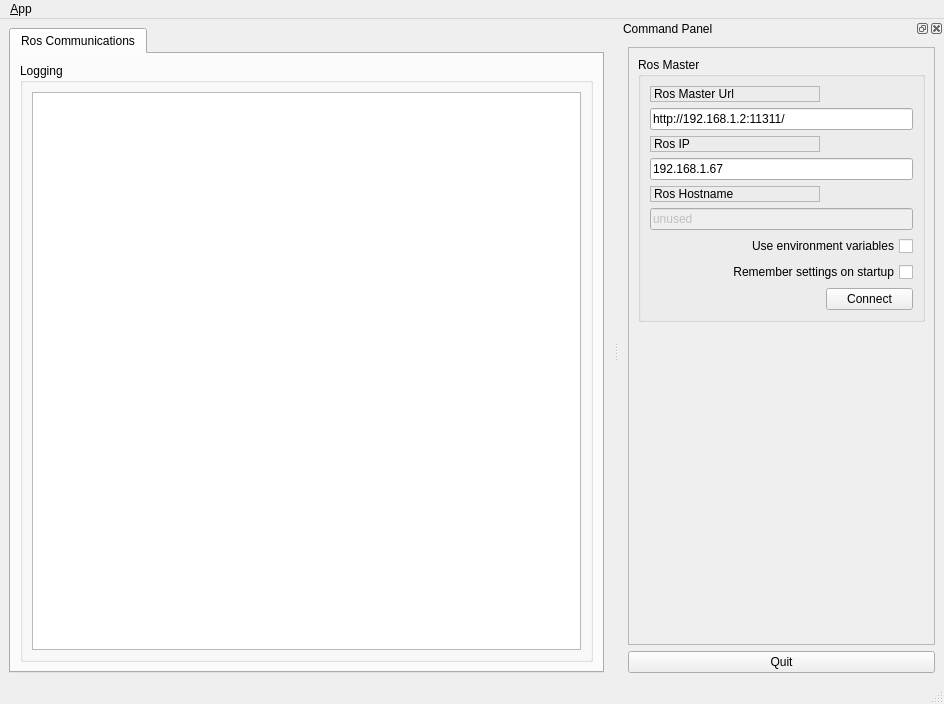
Lauro199471/Empty_ROS_GUI, file ui/main_window.ui: the form before one commit.
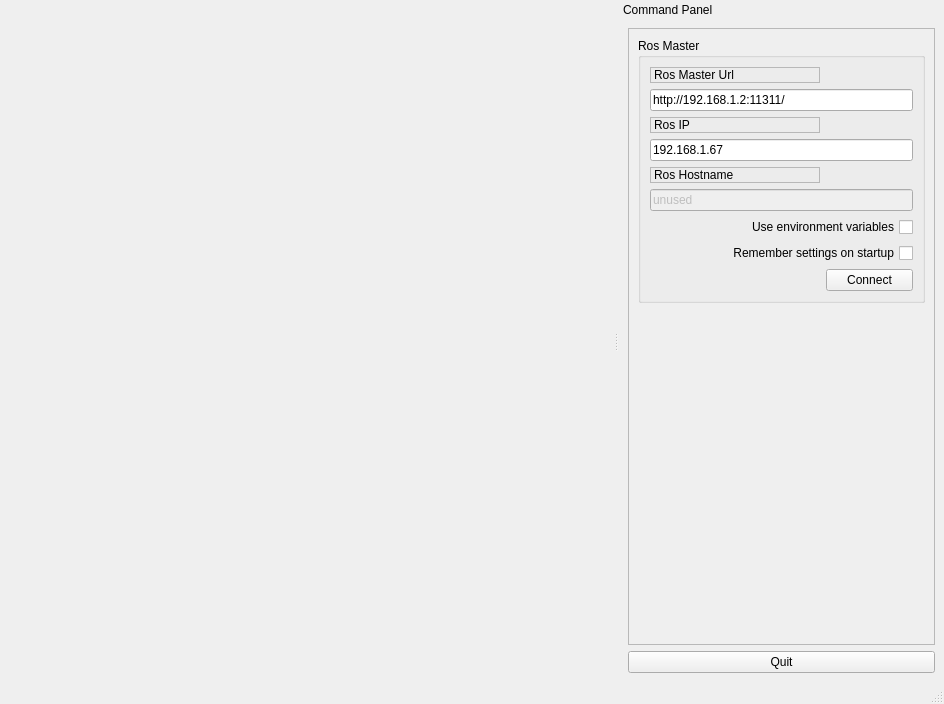
The form after the commit. Icons and pictures are not drawn.

Commit message: Finished Starter GUI

Diff of the .ui file:
```diff
--- a/ui/main_window.ui
+++ b/ui/main_window.ui
@@ -21,71 +21,7 @@
    <locale language="English" country="Australia"/>
   </property>
   <widget class="QWidget" name="centralwidget">
-   <layout class="QHBoxLayout">
-    <item>
-     <widget class="QTabWidget" name="tab_manager">
-      <property name="minimumSize">
-       <size>
-        <width>100</width>
-        <height>0</height>
-       </size>
-      </property>
-      <property name="locale">
-       <locale language="English" country="Australia"/>
-      </property>
-      <property name="currentIndex">
-       <number>0</number>
-      </property>
-      <widget class="QWidget" name="tab_status">
-       <attribute name="title">
-        <string>Ros Communications</string>
-       </attribute>
-       <layout class="QVBoxLayout" name="verticalLayout_2">
-        <item>
-         <widget class="QGroupBox" name="groupBox_12">
-          <property name="sizePolicy">
-           <sizepolicy hsizetype="MinimumExpanding" vsizetype="Preferred">
-            <horstretch>0</horstretch>
-            <verstretch>0</verstretch>
-           </sizepolicy>
-          </property>
-          <property name="title">
-           <string>Logging</string>
-          </property>
-          <layout class="QGridLayout" name="gridLayout_3">
-           <item row="0" column="0">
-            <widget class="QListView" name="view_logging"/>
-           </item>
-          </layout>
-         </widget>
-        </item>
-       </layout>
-      </widget>
-     </widget>
-    </item>
-   </layout>
-  </widget>
-  <widget class="QMenuBar" name="menubar">
-   <property name="geometry">
-    <rect>
-     <x>0</x>
-     <y>0</y>
-     <width>944</width>
-     <height>21</height>
-    </rect>
-   </property>
-   <widget class="QMenu" name="menu_File">
-    <property name="title">
-     <string>&amp;App</string>
-    </property>
-    <addaction name="action_Preferences"/>
-    <addaction name="separator"/>
-    <addaction name="actionAbout"/>
-    <addaction name="actionAbout_Qt"/>
-    <addaction name="separator"/>
-    <addaction name="action_Quit"/>
-   </widget>
-   <addaction name="menu_File"/>
+   <layout class="QHBoxLayout"/>
   </widget>
   <widget class="QStatusBar" name="statusbar"/>
   <widget class="QDockWidget" name="dock_status">
@@ -98,9 +34,12 @@
    <property name="minimumSize">
     <size>
      <width>325</width>
-     <height>368</height>
+     <height>389</height>
     </size>
    </property>
+   <property name="features">
+    <set>QDockWidget::NoDockWidgetFeatures</set>
+   </property>
    <property name="allowedAreas">
     <set>Qt::RightDockWidgetArea</set>
    </property>
```
Left out of the diff: 4 changed lines with no effect on the pictures. The commit also changes 6 other files.
